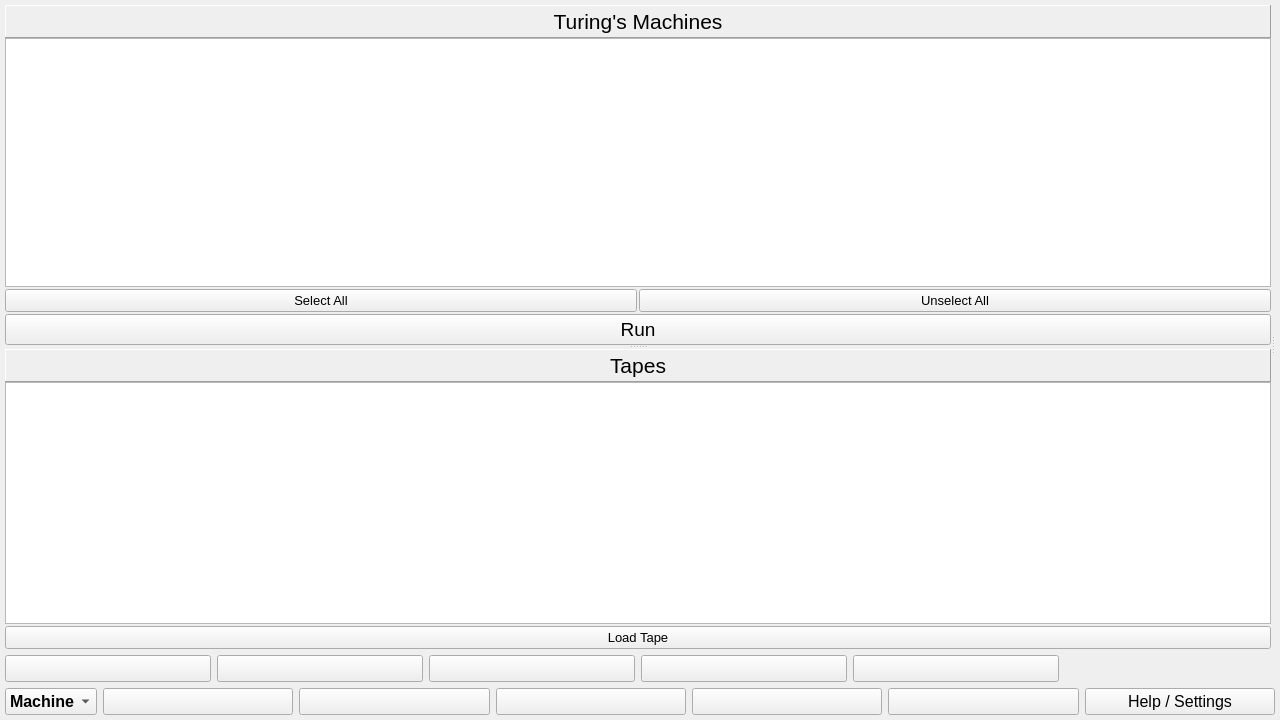
First picture: the form in Qt/TuringsMachineSimulator/usermachines.ui, repository fabioalves98/TuringsMachineGenerator, before the edit.
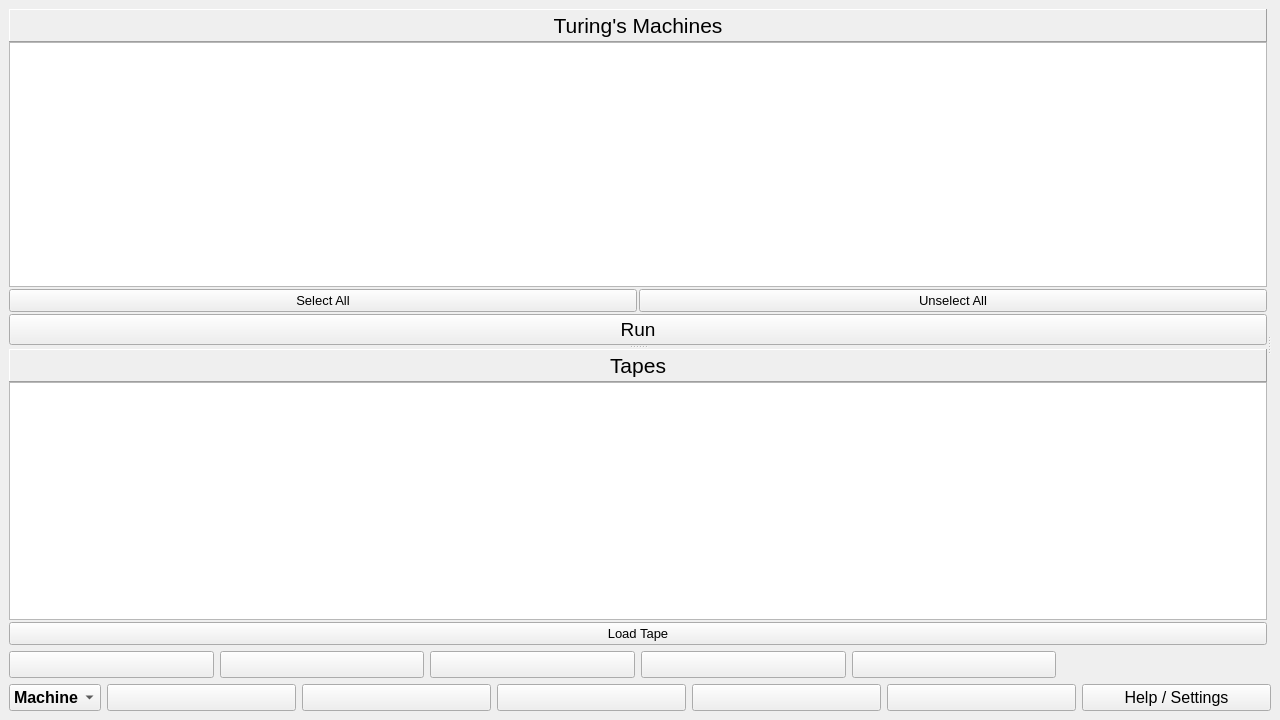
Second picture: the form after the edit.

```diff
--- a/Qt/TuringsMachineSimulator/usermachines.ui
+++ b/Qt/TuringsMachineSimulator/usermachines.ui
@@ -19,51 +19,31 @@
 }</string>
   </property>
   <widget class="QWidget" name="centralwidget">
-   <layout class="QVBoxLayout" name="verticalLayout_7">
-    <property name="spacing">
-     <number>6</number>
-    </property>
-    <property name="leftMargin">
-     <number>5</number>
-    </property>
-    <property name="topMargin">
-     <number>5</number>
-    </property>
-    <property name="rightMargin">
-     <number>5</number>
-    </property>
-    <property name="bottomMargin">
-     <number>5</number>
-    </property>
+   <layout class="QVBoxLayout" name="verticalLayout_4">
     <item>
      <widget class="QSplitter" name="listSplit">
       <property name="orientation">
        <enum>Qt::Horizontal</enum>
       </property>
-      <widget class="QWidget" name="layoutWidget">
-       <layout class="QVBoxLayout" name="verticalLayout_6">
+      <widget class="QWidget" name="">
+       <layout class="QVBoxLayout" name="zListsLayout">
         <item>
          <widget class="QSplitter" name="tapeSplit">
           <property name="orientation">
            <enum>Qt::Vertical</enum>
           </property>
-          <widget class="QWidget" name="layoutWidget">
-           <layout class="QVBoxLayout" name="verticalLayout_3">
+          <widget class="QWidget" name="">
+           <layout class="QVBoxLayout" name="zMachLayout">
             <property name="spacing">
              <number>2</number>
             </property>
             <item>
-             <layout class="QVBoxLayout" name="verticalLayout_2">
-              <property name="spacing">
-               <number>2</number>
-              </property>
-              <item>
-               <layout class="QVBoxLayout" name="verticalLayout">
+             <layout class="QVBoxLayout" name="zMachListLayout">
                 <property name="spacing">
                  <number>0</number>
                 </property>
                 <item>
-                 <widget class="QLabel" name="tablesLabel">
+               <widget class="QLabel" name="zMachLabel">
                   <property name="enabled">
                    <bool>true</bool>
                   </property>
@@ -96,7 +76,7 @@
                  </widget>
                 </item>
                 <item>
-                 <widget class="QListWidget" name="tablesList">
+               <widget class="QListWidget" name="machList">
                   <property name="styleSheet">
                    <string notr="true"/>
                   </property>
@@ -105,19 +85,7 @@
                </layout>
               </item>
               <item>
-               <layout class="QHBoxLayout" name="horizontalLayout_2">
-                <item>
-                 <widget class="QPushButton" name="uselAllBt">
-                  <property name="font">
-                   <font>
-                    <pointsize>10</pointsize>
-                   </font>
-                  </property>
-                  <property name="text">
-                   <string>Select All</string>
-                  </property>
-                 </widget>
-                </item>
+             <layout class="QHBoxLayout" name="zMachBtLayout">
                 <item>
                  <widget class="QPushButton" name="selAllBt">
                   <property name="font">
@@ -126,6 +94,18 @@
                    </font>
                   </property>
                   <property name="text">
+                 <string>Select All</string>
+                </property>
+               </widget>
+              </item>
+              <item>
+               <widget class="QPushButton" name="uSelAllBt">
+                <property name="font">
+                 <font>
+                  <pointsize>10</pointsize>
+                 </font>
+                </property>
+                <property name="text">
                    <string>Unselect All</string>
                   </property>
                  </widget>
@@ -151,21 +131,19 @@
                </widget>
               </item>
              </layout>
-            </item>
-           </layout>
           </widget>
           <widget class="QWidget" name="layoutWidget">
-           <layout class="QVBoxLayout" name="verticalLayout_5">
+           <layout class="QVBoxLayout" name="zTapeLayout">
             <property name="spacing">
              <number>2</number>
             </property>
             <item>
-             <layout class="QVBoxLayout" name="verticalLayout_4">
+             <layout class="QVBoxLayout" name="zTapeListLayout">
               <property name="spacing">
                <number>0</number>
               </property>
               <item>
-               <widget class="QLabel" name="tapesLabel">
+               <widget class="QLabel" name="zTapeLabel">
                 <property name="minimumSize">
                  <size>
                   <width>0</width>
@@ -346,7 +324,7 @@
      </widget>
     </item>
     <item>
-     <layout class="QHBoxLayout" name="tableCtrlLt">
+     <layout class="QHBoxLayout" name="zControlLayout">
       <item>
        <widget class="QComboBox" name="buttonSelect">
         <property name="maximumSize">
```
Left out of the diff: 14 changed lines with no effect on the pictures. Lines whose indentation alone changed are shown as unchanged.
